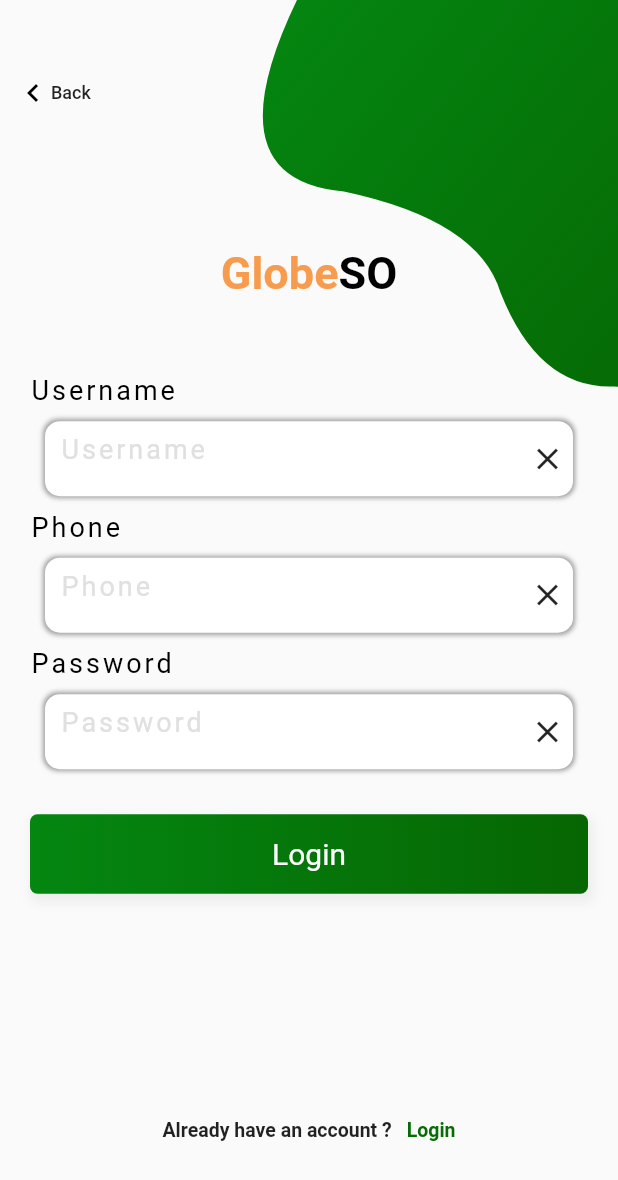
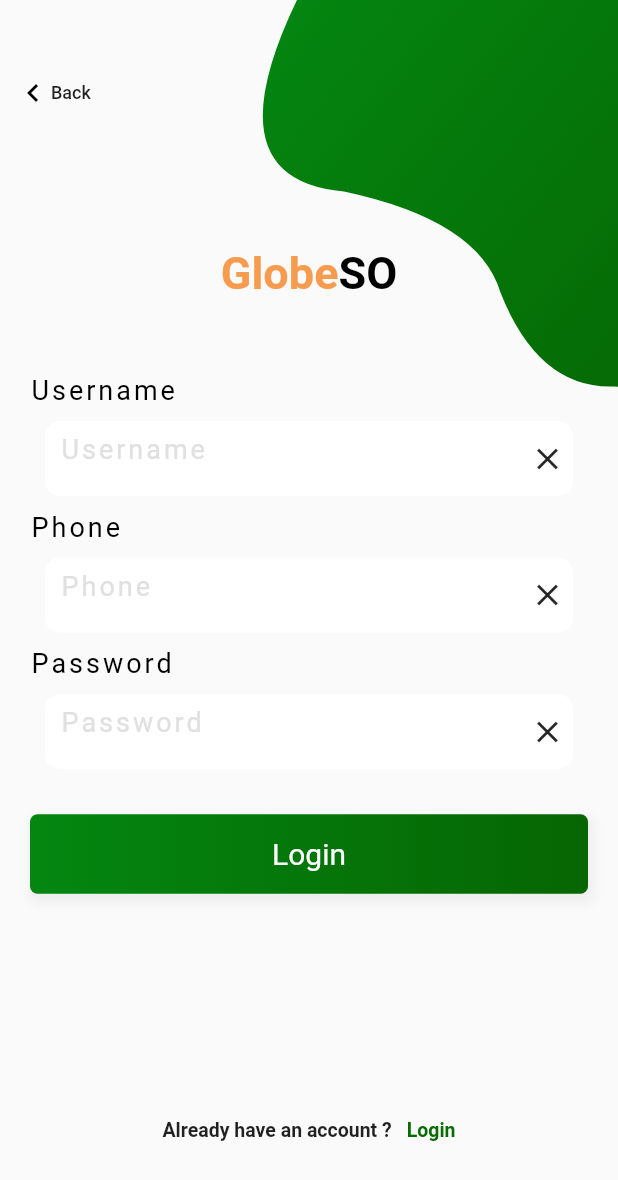
Before and after one commit to ITPC-Khmer/flutter-sdk, a Flutter app: the SignUpPage screen opened directly, on a phone screen of 412 x 824 dp. Shown: the top 1180 px of the screen. Run offline on Flutter 3.47's test engine with Material 2 defaults, Android fonts, the phone set to English and light mode, and no system bars; our stand-ins replace cached_network_image, get, google_fonts, image_picker, modal_bottom_sheet, rxdart and 1 more; accounts and stored records are empty.

```diff
--- a/lib/view/widget/custom_form.dart
+++ b/lib/view/widget/custom_form.dart
@@ -173,12 +173,12 @@ class _MyInputTextState extends State<MyInputText> {
           margin: widget.margin,
           alignment: Alignment.centerRight,
           decoration: BoxDecoration(
-              boxShadow: widget.isShadow!
-                  ? [
-                      BoxShadow(
-                          color: Colors.grey, blurRadius: 2, spreadRadius: 1)
-                    ]
-                  : [BoxShadow(spreadRadius: 0, blurRadius: 0)],
+              // boxShadow: widget.isShadow!
+              //     ? [
+              //         BoxShadow(
+              //             color: Colors.grey, blurRadius: 2, spreadRadius: 1)
+              //       ]
+              //     : [BoxShadow(spreadRadius: 0, blurRadius: 0)],
               borderRadius: widget.cornerRadius,
               color: widget.suffixIcon == null
                   ? isFocus
```
